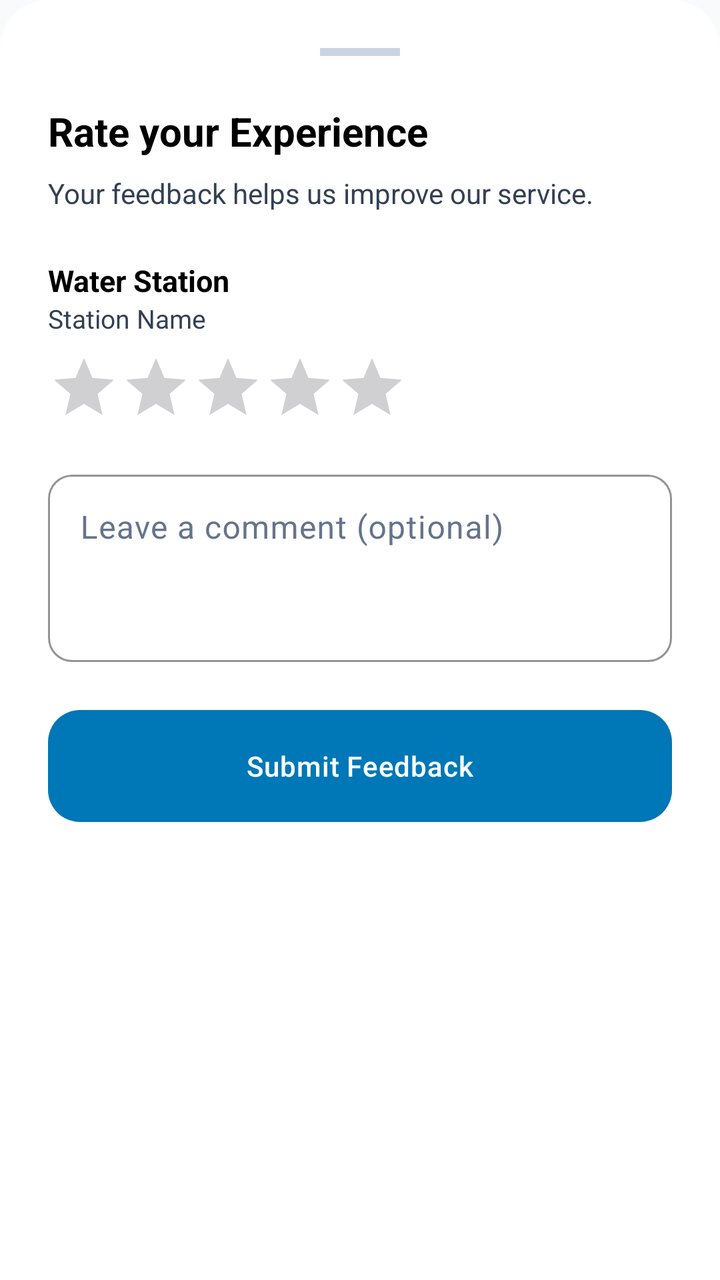
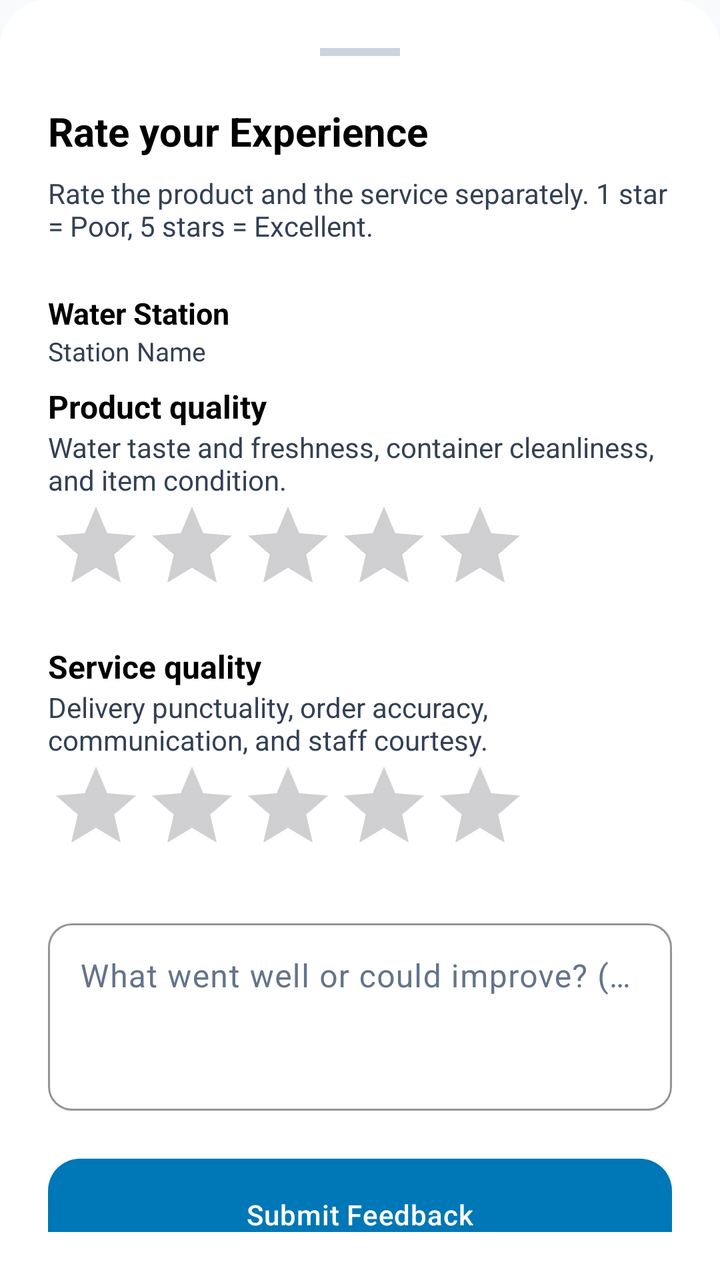

An Android layout rendered at two revisions. The XML below is the earlier revision; the diff shows what the commit changed to produce the second picture.
<!-- AndroidManifest.xml: application theme Theme.BeAqua -->
<!-- res/layout/dialog_feedback.xml -->
<?xml version="1.0" encoding="utf-8"?>
<LinearLayout xmlns:android="http://schemas.android.com/apk/res/android"
    xmlns:app="http://schemas.android.com/apk/res-auto"
    android:layout_width="match_parent"
    android:layout_height="wrap_content"
    android:orientation="vertical"
    android:padding="24dp"
    android:background="@drawable/bottom_sheet_background">

    <View
        android:layout_width="40dp"
        android:layout_height="4dp"
        android:layout_gravity="center"
        android:layout_marginBottom="24dp"
        android:background="@color/divider" />

    <TextView
        android:layout_width="wrap_content"
        android:layout_height="wrap_content"
        android:text="Rate your Experience"
        android:textColor="@color/text_primary"
        android:textSize="20sp"
        android:textStyle="bold"
        android:layout_marginBottom="8dp"/>

    <TextView
        android:id="@+id/tvFeedbackSubtitle"
        android:layout_width="wrap_content"
        android:layout_height="wrap_content"
        android:text="Your feedback helps us improve our service."
        android:textColor="@color/text_secondary"
        android:textSize="14sp"
        android:layout_marginBottom="24dp"/>

    
    <TextView
        android:layout_width="wrap_content"
        android:layout_height="wrap_content"
        android:text="Water Station"
        android:textColor="@color/text_primary"
        android:textSize="15sp"
        android:textStyle="bold" />

    <TextView
        android:id="@+id/tvStationNameFeedback"
        android:layout_width="wrap_content"
        android:layout_height="wrap_content"
        android:text="Station Name"
        android:textColor="@color/text_secondary"
        android:textSize="13sp"
        android:layout_marginBottom="8dp"/>

    <RatingBar
        android:id="@+id/ratingStation"
        android:layout_width="wrap_content"
        android:layout_height="wrap_content"
        android:numStars="5"
        android:stepSize="1"
        android:progressTint="@color/warning"
        android:layout_marginBottom="20dp"
        style="?android:attr/ratingBarStyleIndicator"
        android:isIndicator="false"/>

    
    <com.google.android.material.textfield.TextInputLayout
        style="@style/AppTextInputLayout"
        android:layout_width="match_parent"
        android:layout_height="wrap_content"
        android:hint="Leave a comment (optional)"
        android:layout_marginBottom="24dp">

        <com.google.android.material.textfield.TextInputEditText
            android:id="@+id/etFeedbackComment"
            android:layout_width="match_parent"
            android:layout_height="wrap_content"
            android:inputType="textMultiLine"
            android:minLines="3"
            android:gravity="top" />
    </com.google.android.material.textfield.TextInputLayout>

    <com.google.android.material.button.MaterialButton
        android:id="@+id/btnSubmitFeedback"
        android:layout_width="match_parent"
        android:layout_height="56dp"
        android:text="Submit Feedback"
        app:cornerRadius="16dp" />

</LinearLayout>
<!-- resources referenced by this layout -->
<resources>
  <color name="divider">#CBD5E1</color>
  <color name="text_primary">#000000</color>
  <color name="text_secondary">#334155</color>
  <color name="warning">#92400E</color>
  <!-- drawable bottom_sheet_background (drawable) -->
  <?xml version="1.0" encoding="utf-8"?>
  <shape xmlns:android="http://schemas.android.com/apk/res/android">
      <solid android:color="@color/white" />
      <corners
          android:topLeftRadius="24dp"
          android:topRightRadius="24dp" />
  </shape>
  <style name="Theme.BeAqua" parent="Base.Theme.BeAqua" />
  <color name="white">#FFFFFF</color>
  <color name="primary">#0077B6</color>
  <color name="text_hint">#64748B</color>
  <style name="Base.Theme.BeAqua" parent="Theme.Material3.DayNight.NoActionBar">
          
          <item name="colorPrimary">@color/primary</item>
          <item name="colorOnPrimary">@color/white</item>
          <item name="colorPrimaryContainer">@color/primary</item>
          <item name="colorOnPrimaryContainer">@color/white</item>
  
          
          <item name="colorSecondary">@color/secondary</item>
          <item name="colorOnSecondary">@color/white</item>
          <item name="colorSecondaryContainer">@color/secondary</item>
          <item name="colorOnSecondaryContainer">@color/white</item>
  
          
          <item name="colorTertiary">@color/accent</item>
          <item name="colorOnTertiary">@color/white</item>
          <item name="colorTertiaryContainer">@color/accent</item>
          <item name="colorOnTertiaryContainer">@color/white</item>
  
          
          <item name="android:statusBarColor">@color/white</item>
          <item name="android:windowLightStatusBar">true</item>
  
          
          <item name="android:windowBackground">@color/background</item>
          <item name="colorSurface">@color/white</item>
          <item name="colorOnSurface">@color/text_primary</item>
          <item name="colorSurfaceVariant">@color/gray_light</item>
          <item name="colorOnSurfaceVariant">@color/text_secondary</item>
          <item name="colorOutline">@color/divider</item>
  
          
          <item name="android:textColor">@color/text_primary</item>
          <item name="android:textColorHint">@color/text_hint</item>
          <item name="android:editTextColor">@color/text_primary</item>
          <item name="android:textColorPrimary">@color/text_primary</item>
  
          
          <item name="materialButtonStyle">@style/AppButton</item>
          <item name="textInputStyle">@style/AppTextInputLayout</item>
      </style>
  <color name="secondary">#0096C7</color>
  <color name="accent">#48CAE4</color>
  <color name="background">#F8FAFC</color>
  <color name="gray_light">#F1F5F9</color>
  <style name="AppButton" parent="Widget.Material3.Button">
          <item name="android:insetTop">0dp</item>
          <item name="android:insetBottom">0dp</item>
          <item name="android:textAllCaps">false</item>
          <item name="android:letterSpacing">0.02</item>
          <item name="android:paddingTop">12dp</item>
          <item name="android:paddingBottom">12dp</item>
          <item name="cornerRadius">12dp</item>
          <item name="backgroundTint">@color/primary</item>
          <item name="android:textColor">@color/white</item>
      </style>
  <!-- unchanged entries left out for length: 1 -->
</resources>

<!-- the commit's change to res/layout/dialog_feedback.xml (unified diff, before → after) -->
@@ -27,7 +27,7 @@
         android:id="@+id/tvFeedbackSubtitle"
         android:layout_width="wrap_content"
         android:layout_height="wrap_content"
-        android:text="Your feedback helps us improve our service."
+        android:text="Rate the product and the service separately. 1 star = Poor, 5 stars = Excellent."
         android:textColor="@color/text_secondary"
         android:textSize="14sp"
         android:layout_marginBottom="24dp"/>
@@ -50,6 +50,39 @@
         android:textSize="13sp"
         android:layout_marginBottom="8dp"/>
 
+    <TextView
+        android:layout_width="match_parent"
+        android:layout_height="wrap_content"
+        android:text="Product quality"
+        android:textStyle="bold"
+        android:textColor="@color/text_primary"
+        android:textSize="16sp" />
+    <TextView
+        android:layout_width="match_parent"
+        android:layout_height="wrap_content"
+        android:text="Water taste and freshness, container cleanliness, and item condition."
+        android:textColor="@color/text_secondary" />
+    <RatingBar
+        android:id="@+id/ratingProductQuality"
+        android:layout_width="wrap_content"
+        android:layout_height="wrap_content"
+        android:numStars="5"
+        android:stepSize="1"
+        android:contentDescription="Product quality, 1 to 5 stars"
+        android:progressTint="@color/warning"
+        android:layout_marginBottom="16dp" />
+    <TextView
+        android:layout_width="match_parent"
+        android:layout_height="wrap_content"
+        android:text="Service quality"
+        android:textStyle="bold"
+        android:textColor="@color/text_primary"
+        android:textSize="16sp" />
+    <TextView
+        android:layout_width="match_parent"
+        android:layout_height="wrap_content"
+        android:text="Delivery punctuality, order accuracy, communication, and staff courtesy."
+        android:textColor="@color/text_secondary" />
     <RatingBar
         android:id="@+id/ratingStation"
         android:layout_width="wrap_content"
@@ -58,7 +91,7 @@
         android:stepSize="1"
         android:progressTint="@color/warning"
         android:layout_marginBottom="20dp"
-        style="?android:attr/ratingBarStyleIndicator"
+        android:contentDescription="Service quality, 1 to 5 stars"
         android:isIndicator="false"/>
 
     
@@ -66,7 +99,7 @@
         style="@style/AppTextInputLayout"
         android:layout_width="match_parent"
         android:layout_height="wrap_content"
-        android:hint="Leave a comment (optional)"
+        android:hint="What went well or could improve? (optional)"
         android:layout_marginBottom="24dp">
 
         <com.google.android.material.textfield.TextInputEditText
<!-- resource entries referenced after the edit -->
@@ -16,7 +16,9 @@
   <color name="white">#FFFFFF</color>
   <color name="primary">#0077B6</color>
   <color name="text_hint">#64748B</color>
-  <style name="Base.Theme.BeAqua" parent="Theme.Material3.DayNight.NoActionBar">
+  <style name="Base.Theme.BeAqua" parent="Theme.Material3.Light.NoActionBar">
+          
+          <item name="android:forceDarkAllowed">false</item>
           
           <item name="colorPrimary">@color/primary</item>
           <item name="colorOnPrimary">@color/white</item>
@@ -51,6 +53,8 @@
           <item name="android:textColor">@color/text_primary</item>
           <item name="android:textColorHint">@color/text_hint</item>
           <item name="android:editTextColor">@color/text_primary</item>
+          <item name="android:editTextStyle">@style/AppEditText</item>
+          <item name="editTextStyle">@style/AppEditText</item>
           <item name="android:textColorPrimary">@color/text_primary</item>
   
           
@@ -61,6 +65,10 @@
   <color name="accent">#48CAE4</color>
   <color name="background">#F8FAFC</color>
   <color name="gray_light">#F1F5F9</color>
+  <style name="AppEditText" parent="Widget.AppCompat.EditText">
+          <item name="android:textColor">@color/black</item>
+          <item name="android:textColorHint">@color/text_hint</item>
+      </style>
   <style name="AppButton" parent="Widget.Material3.Button">
           <item name="android:insetTop">0dp</item>
           <item name="android:insetBottom">0dp</item>
@@ -72,6 +80,7 @@
           <item name="backgroundTint">@color/primary</item>
           <item name="android:textColor">@color/white</item>
       </style>
+  <color name="black">#000000</color>
   <!-- unchanged entries left out for length: 1 -->
 </resources>
 
